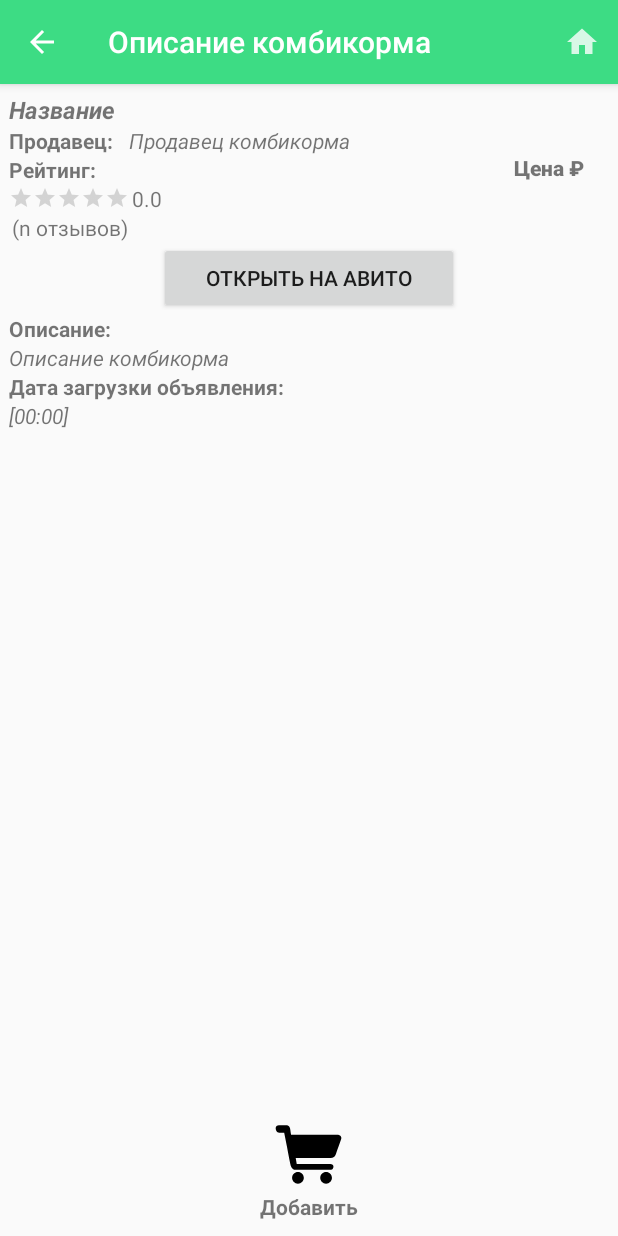
After one commit to littleCaym/MyCalves, an Android app: the CompoundInfo screen opened directly, with no data from a screen before it, on a phone screen of 412 x 824 dp. The commit adds this screen. Run offline under Robolectric (Android 15) with nearby library versions, the phone set to English and light mode, and no system bars.

Commit message:
Разработана первая рабочая версия интерфейса списка комбикормов и продавцов комбикорма

```diff
--- a/app/src/main/AndroidManifest.xml
+++ b/app/src/main/AndroidManifest.xml
@@ -9,6 +9,9 @@
         android:roundIcon="@mipmap/ic_launcher_round"
         android:supportsRtl="true"
         android:theme="@style/AppTheme">
+        <activity
+            android:name=".CompoundInfo"
+            android:parentActivityName=".CompoundAdverts" />
         <activity
             android:name=".CompoundAdverts"
             android:parentActivityName=".MainActivity" />
--- /dev/null
+++ b/app/src/main/java/com/example/calfcounting/CompoundInfo.java
@@ -0,0 +1,88 @@
+package com.example.calfcounting;
+
+import android.annotation.SuppressLint;
+import android.content.Intent;
+import android.os.Bundle;
+import android.view.Menu;
+import android.view.MenuItem;
+import android.widget.Button;
+import android.widget.RatingBar;
+import android.widget.TextView;
+
+import androidx.annotation.NonNull;
+import androidx.appcompat.app.ActionBar;
+import androidx.appcompat.app.AppCompatActivity;
+
+import java.util.Objects;
+
+public class CompoundInfo extends AppCompatActivity {
+
+    TextView textViewName;
+    TextView textViewSeller;
+    TextView textViewPrice;
+    RatingBar ratingBarRating;
+    TextView textViewRating;
+    Button buttonLinkToAdvert;
+    TextView textViewDescription;
+    TextView textViewUploadAdvertDate;
+    Button buttonToPurchase;
+
+
+
+    @SuppressLint("DefaultLocale")
+    @Override
+    protected void onCreate(Bundle savedInstanceState) {
+        super.onCreate(savedInstanceState);
+        setContentView(R.layout.activity_compound_info);
+
+        ActionBar actionBar = getSupportActionBar();
+        Objects.requireNonNull(actionBar).setTitle("Описание комбикорма");
+        actionBar.setDisplayUseLogoEnabled(true);
+        actionBar.setDisplayShowHomeEnabled(true);
+        actionBar.setDisplayHomeAsUpEnabled(true);
+
+        textViewName = findViewById(R.id.textViewCompoundInfoName);
+        textViewSeller = findViewById(R.id.textViewCompoundInfoSeller);
+        textViewPrice = findViewById(R.id.textViewCompoundInfoPrice);
+        ratingBarRating = findViewById(R.id.ratingBarCompoundInfoRating);
+        textViewRating = findViewById(R.id.textViewCompoundInfoRating);
+        buttonLinkToAdvert = findViewById(R.id.buttonCompoundInfoLinkToAdvert);
+        textViewDescription = findViewById(R.id.textViewCompoundInfoDescription);
+        textViewUploadAdvertDate = findViewById(R.id.textViewCompoundInfoUploadAdvertDate);
+        buttonToPurchase = findViewById(R.id.buttonCompoundInfoToPurchase);
+
+
+        Compound compound = getIntent().getParcelableExtra(Compound.class.getSimpleName());
+        if (compound != null) {
+
+            textViewName.setText(compound.getName());
+            textViewSeller.setText(compound.getSeller());
+            textViewPrice.setText(String.format("%d ₽", (int) compound.getPrice()));
+            textViewRating.setText(String.valueOf(compound.getPrice()));
+            ratingBarRating.setRating(compound.getRating());
+            textViewRating.setText(String.valueOf(compound.getRating()));
+            //todo buttonLinkToAdvert
+            textViewDescription.setText(compound.getDescription());
+            textViewUploadAdvertDate.setText(compound.getUpload_advert_date());
+            //todo buttonToPurchase
+
+        }
+    }
+
+    public boolean onCreateOptionsMenu(Menu menu) {
+        getMenuInflater().inflate(R.menu.menu1, menu);
+        return super.onCreateOptionsMenu(menu);
+    }
+
+    @Override
+    public boolean onOptionsItemSelected(@NonNull MenuItem item) {
+        switch (item.getItemId()){
+            case R.id.button_home:
+                Intent intent = new Intent(this, MainActivity.class);
+                finish();
+                startActivity(intent);
+                break;
+        }
+        return super.onOptionsItemSelected(item);
+    }
+}
--- /dev/null
+++ b/app/src/main/res/layout/activity_compound_info.xml
@@ -0,0 +1,176 @@
+<?xml version="1.0" encoding="utf-8"?>
+
+<RelativeLayout xmlns:android="http://schemas.android.com/apk/res/android"
+    xmlns:app="http://schemas.android.com/apk/res-auto"
+    android:layout_width="match_parent"
+    android:layout_height="match_parent"
+    android:layout_weight="1">
+
+
+    <LinearLayout
+        android:layout_width="match_parent"
+        android:layout_height="wrap_content"
+        android:orientation="vertical"
+        android:paddingLeft="6dp"
+        android:paddingTop="6dp"
+        android:paddingRight="6dp">
+
+        <LinearLayout
+            android:layout_width="match_parent"
+            android:layout_height="match_parent"
+            android:layout_weight="1"
+            android:orientation="horizontal">
+
+            <LinearLayout
+                android:layout_width="match_parent"
+                android:layout_height="match_parent"
+                android:layout_weight="1"
+                android:orientation="vertical">
+
+                <TextView
+                    android:id="@+id/textViewCompoundInfoName"
+                    android:layout_width="wrap_content"
+                    android:layout_height="wrap_content"
+                    android:text="Название"
+                    android:textSize="16sp"
+                    android:textStyle="bold|italic" />
+
+                <LinearLayout
+                    android:layout_width="match_parent"
+                    android:layout_height="wrap_content"
+                    android:orientation="horizontal">
+
+                    <TextView
+                        android:id="@+id/textView24"
+                        android:layout_width="match_parent"
+                        android:layout_height="wrap_content"
+                        android:layout_weight="3"
+                        android:text="Продавец:"
+                        android:textStyle="bold" />
+
+                    <TextView
+                        android:id="@+id/textViewCompoundInfoSeller"
+                        android:layout_width="match_parent"
+                        android:layout_height="wrap_content"
+                        android:layout_weight="1"
+                        android:text="Продавец комбикорма"
+                        android:textStyle="italic" />
+                </LinearLayout>
+
+                <TextView
+                    android:id="@+id/textView25"
+                    android:layout_width="match_parent"
+                    android:layout_height="wrap_content"
+                    android:layout_weight="3"
+                    android:text="Рейтинг:"
+                    android:textStyle="bold" />
+
+                <LinearLayout
+                    android:layout_width="match_parent"
+                    android:layout_height="wrap_content"
+                    android:gravity="center_vertical"
+                    android:orientation="horizontal">
+
+                    <RatingBar
+                        android:id="@+id/ratingBarCompoundInfoRating"
+                        style="?android:attr/ratingBarStyleSmall"
+                        android:layout_width="wrap_content"
+                        android:layout_height="wrap_content" />
+
+                    <TextView
+                        android:id="@+id/textViewCompoundInfoRating"
+                        android:layout_width="wrap_content"
+                        android:layout_height="wrap_content"
+                        android:layout_marginHorizontal="2dp"
+                        android:text="0.0" />
+                </LinearLayout>
+
+                <TextView
+                    android:id="@+id/textViewCompoundInfoReviewsNum"
+                    android:layout_width="wrap_content"
+                    android:layout_height="wrap_content"
+                    android:layout_marginHorizontal="2dp"
+                    android:text="(n отзывов)" />
+
+            </LinearLayout>
+
+            <TextView
+                android:id="@+id/textViewCompoundInfoPrice"
+                android:layout_width="match_parent"
+                android:layout_height="match_parent"
+                android:layout_weight="4"
+                android:fontFamily="sans-serif-black"
+                android:gravity="center_horizontal|center_vertical"
+                android:text="Цена ₽"
+                android:textStyle="bold" />
+
+        </LinearLayout>
+
+        <Button
+            android:id="@+id/buttonCompoundInfoLinkToAdvert"
+            android:layout_width="200dp"
+            android:layout_height="wrap_content"
+            android:layout_gravity="center_horizontal"
+            android:layout_weight="1"
+            android:text="Открыть на Авито" />
+
+        <TextView
+            android:id="@+id/textView26"
+            android:layout_width="match_parent"
+            android:layout_height="wrap_content"
+            android:layout_weight="1"
+            android:text="Описание:"
+            android:textStyle="bold" />
+
+        <TextView
+            android:id="@+id/textViewCompoundInfoDescription"
+            android:layout_width="match_parent"
+            android:layout_height="wrap_content"
+            android:layout_weight="1"
+            android:text="Описание комбикорма"
+            android:textStyle="italic" />
+
+        <TextView
+            android:id="@+id/textView29"
+            android:layout_width="match_parent"
+            android:layout_height="wrap_content"
+            android:layout_weight="1"
+            android:text="Дата загрузки объявления:"
+            android:textStyle="bold" />
+
+        <TextView
+            android:id="@+id/textViewCompoundInfoUploadAdvertDate"
+            android:layout_width="match_parent"
+            android:layout_height="wrap_content"
+            android:layout_weight="1"
+            android:text="[00:00]"
+            android:textStyle="italic" />
+
+
+    </LinearLayout>
+
+    <LinearLayout
+        android:layout_width="wrap_content"
+        android:layout_height="wrap_content"
+        android:layout_alignParentBottom="true"
+        android:layout_centerHorizontal="true"
+        android:layout_marginBottom="10dp"
+        android:orientation="vertical">
+
+        <Button
+            android:id="@+id/buttonCompoundInfoToPurchase"
+            android:layout_width="50dp"
+            android:layout_height="50dp"
+            android:layout_gravity="center_horizontal"
+            android:background="@drawable/ic_where_to_buy"
+            android:textStyle="bold" />
+
+        <TextView
+            android:id="@+id/textView31"
+            android:layout_width="wrap_content"
+            android:layout_height="wrap_content"
+            android:text="Добавить"
+            android:textStyle="bold" />
+    </LinearLayout>
+
+</RelativeLayout>
```
Also changed, not shown: app/src/main/java/com/example/calfcounting/Compound.java (+49 -1 lines), app/src/main/java/com/example/calfcounting/CompoundAdverts.java (+30 -1 lines), app/src/main/java/com/example/calfcounting/CompoundAdvertsArrayAdapter.java (+11 -0 lines), app/src/main/res/layout/compound_adverts_listview_layout.xml (+30 -21 lines).
